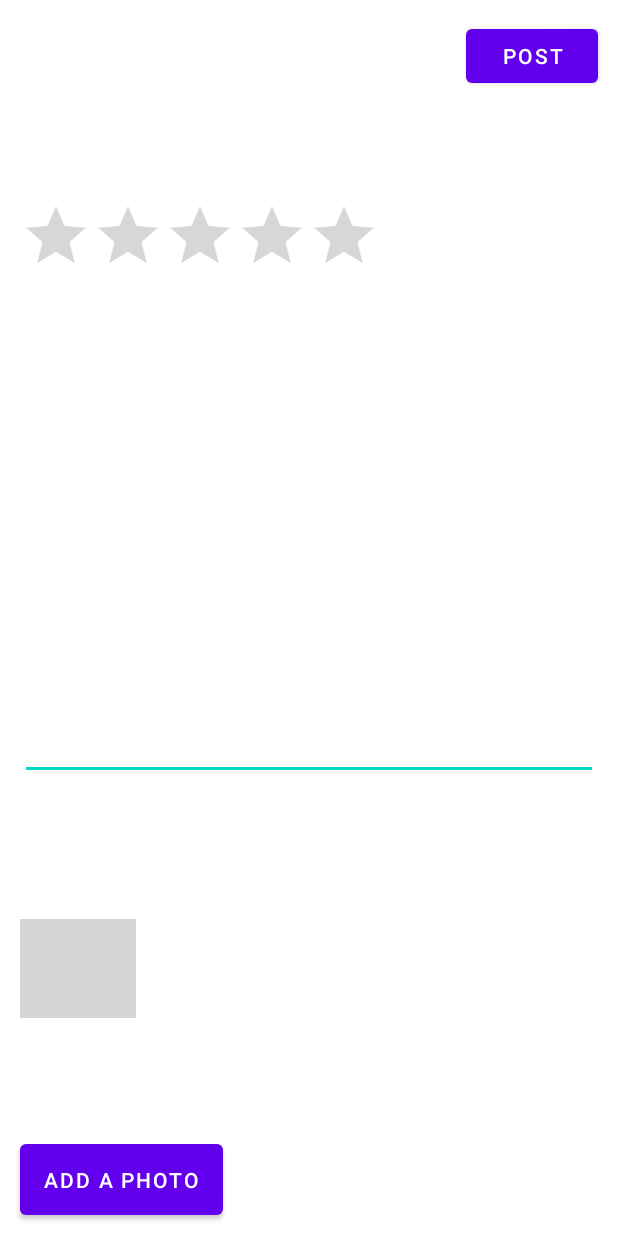
After one commit to beatrice-casey/PennAppHack, an Android app: the layout fragment_compose_review.xml on its own in the app's theme, with its tools: preview values and no code run, on a phone screen of 412 x 824 dp. The commit adds this screen. Run offline under Robolectric (Android 15) with nearby library versions, the phone set to English and light mode, and no system bars; grey boxes are pictures that could not be loaded.

Commit message:
vector image and reviews under way

```diff
--- a/app/src/main/java/com/example/pennapphack/ParseApplication.java
+++ b/app/src/main/java/com/example/pennapphack/ParseApplication.java
@@ -5,6 +5,7 @@ import android.app.Application;
 
 import com.example.pennapphack.models.Post;
 import com.example.pennapphack.models.Preferences;
+import com.example.pennapphack.models.Review;
 import com.parse.Parse;
 import com.parse.ParseObject;
 
@@ -17,6 +18,7 @@ public class ParseApplication extends Application {
         Parse.setLogLevel(Parse.LOG_LEVEL_DEBUG);
         ParseObject.registerSubclass(Preferences.class);
         ParseObject.registerSubclass(Post.class);
+        ParseObject.registerSubclass(Review.class);
 
         // Use for monitoring Parse OkHttp traffic
         // Can be Level.BASIC, Level.HEADERS, or Level.BODY
--- /dev/null
+++ b/app/src/main/res/layout/fragment_compose_review.xml
@@ -0,0 +1,70 @@
+<?xml version="1.0" encoding="utf-8"?>
+<RelativeLayout
+    xmlns:android="http://schemas.android.com/apk/res/android"
+    xmlns:app="http://schemas.android.com/apk/res-auto"
+    xmlns:tools="http://schemas.android.com/tools"
+    android:id="@+id/rlCompose"
+    android:layout_width="match_parent"
+    android:layout_height="match_parent"
+    android:layout_margin="8dp"
+    tools:context=".details.ComposeReviewFragment">
+
+    <Button
+        android:id="@+id/btnAddProfilePhoto"
+        android:layout_width="wrap_content"
+        android:layout_height="59dp"
+        android:layout_above="@id/rbCompose"
+        android:layout_alignParentStart="true"
+        android:layout_alignParentBottom="true"
+        android:layout_marginStart="5dp"
+        android:text="Add a Photo" />
+
+    <RatingBar
+        android:id="@+id/rbCompose"
+        android:layout_width="wrap_content"
+        android:layout_height="wrap_content"
+        android:numStars="5"
+        android:layout_alignParentStart="true"
+        android:layout_alignParentTop="true"
+        android:layout_marginStart="5dp"
+        android:layout_marginTop="125dp" />
+
+    <EditText
+        android:id="@+id/etDescription"
+        android:layout_width="385dp"
+        android:layout_height="312dp"
+        android:layout_alignParentTop="true"
+        android:layout_alignParentEnd="true"
+        android:layout_centerInParent="true"
+        android:layout_marginStart="5dp"
+        android:layout_marginTop="200dp"
+        android:layout_marginEnd="5dp"
+        android:ems="10"
+        android:gravity="start|top"
+        android:inputType="textMultiLine" />
+
+
+    <Button
+        android:id="@+id/btnPost"
+        android:layout_width="wrap_content"
+        android:layout_height="wrap_content"
+        android:layout_alignParentTop="true"
+        android:layout_alignParentEnd="true"
+        android:layout_marginTop="5dp"
+        android:layout_marginEnd="5dp"
+        android:text="Post" />
+
+    <ImageView
+        android:id="@+id/ivReviewImage"
+        android:layout_width="wrap_content"
+        android:layout_height="66dp"
+        android:layout_alignParentStart="true"
+        android:layout_alignParentEnd="true"
+        android:layout_alignParentBottom="true"
+        android:layout_marginStart="5dp"
+        android:layout_marginTop="5dp"
+        android:layout_marginEnd="313dp"
+        android:layout_marginBottom="137dp"
+        tools:src="@tools:sample/avatars" />
+
+</RelativeLayout>
```
Also changed, not shown: app/src/main/java/com/example/pennapphack/details/ComposeReviewFragment.java (added, +287 -0 lines), app/src/main/java/com/example/pennapphack/details/DetailsFragment.java (+36 -0 lines), app/src/main/java/com/example/pennapphack/details/ReviewsAdapter.java (added, +97 -0 lines), app/src/main/java/com/example/pennapphack/details/ReviewsViewModel.java (added, +69 -0 lines), app/src/main/java/com/example/pennapphack/models/Review.java (added, +53 -0 lines), app/src/main/res/drawable/ic_baseline_settings_24.xml (added, +10 -0 lines), app/src/main/res/layout/item_review.xml (added, +55 -0 lines).
